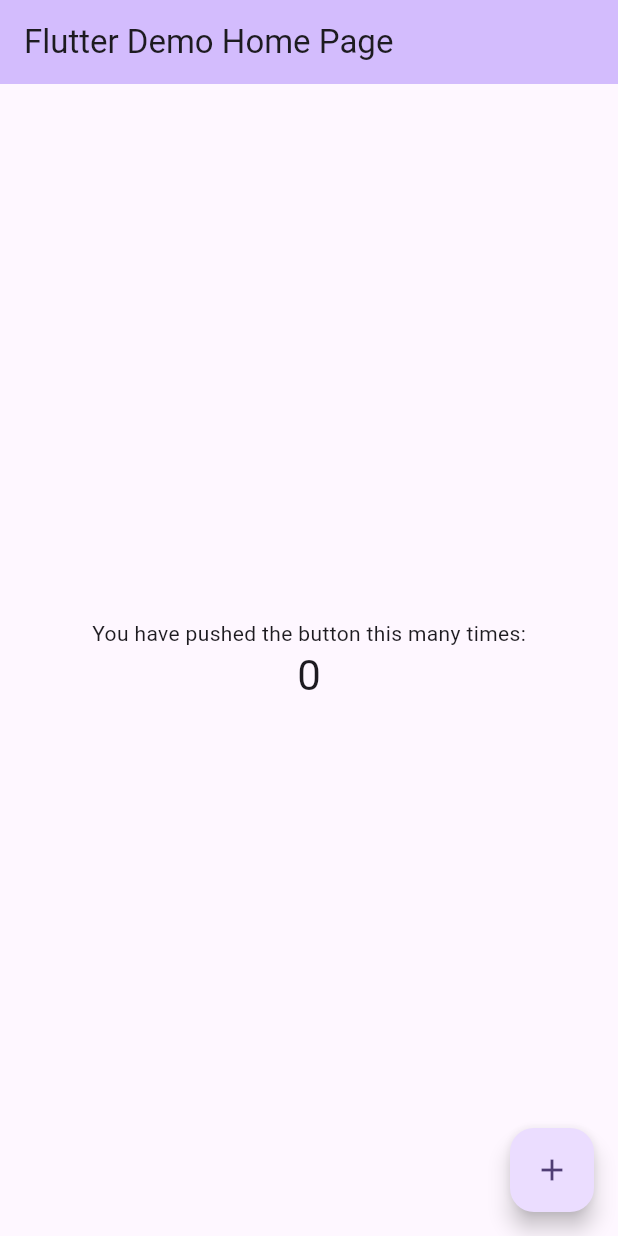
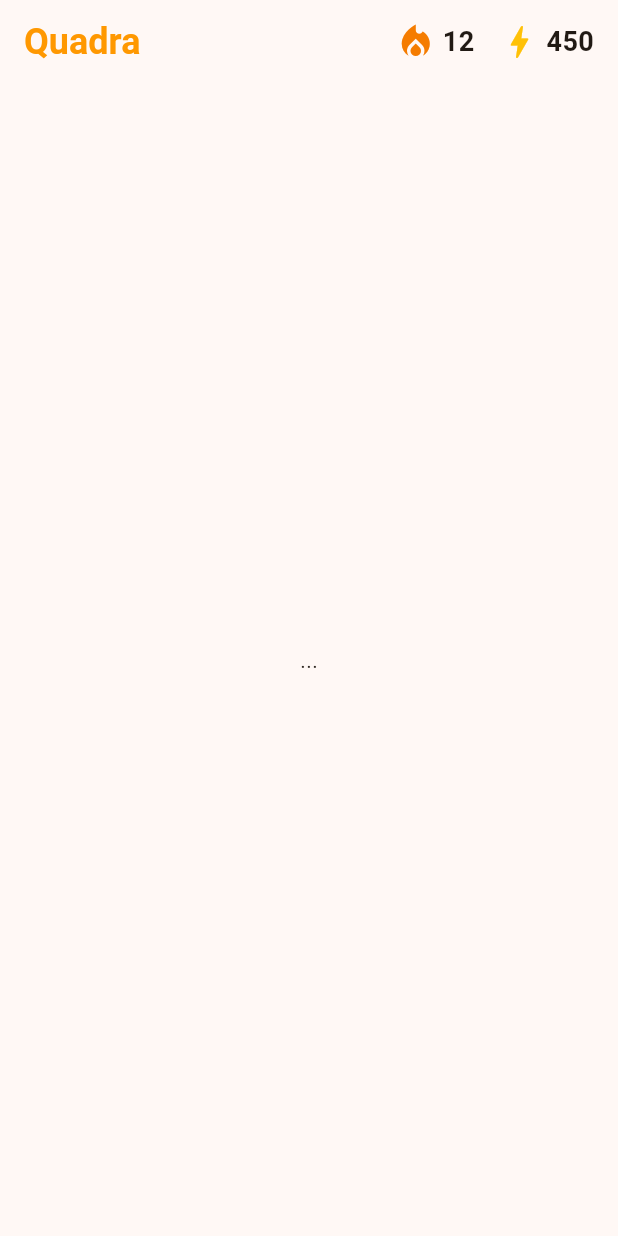
Before and after one commit to Ransley77/UTS-MobileProgramming, a Flutter app: the screen it shows after launch, on a phone screen of 412 x 824 dp. Run offline on Flutter 3.47's test engine with Material 3 defaults, Android fonts, the phone set to English and light mode, and no system bars.

Commit message:
inisialisasi tema berwarna orange, memberi nama aplikasi dan menambahkan widget streak dan xp

```diff
--- a/lib/main.dart
+++ b/lib/main.dart
@@ -1,4 +1,5 @@
 import 'package:flutter/material.dart';
+import 'screens/home_screen.dart';
 
 void main() {
   runApp(const MyApp());
@@ -7,116 +8,16 @@ void main() {
 class MyApp extends StatelessWidget {
   const MyApp({super.key});
 
-  // This widget is the root of your application.
   @override
   Widget build(BuildContext context) {
     return MaterialApp(
-      title: 'Flutter Demo',
+      title: 'Quadra',
+      debugShowCheckedModeBanner: false,
       theme: ThemeData(
-        // This is the theme of your application.
-        //
-        // TRY THIS: Try running your application with "flutter run". You'll see
-        // the application has a purple toolbar. Then, without quitting the app,
-        // try changing the seedColor in the colorScheme below to Colors.green
-        // and then invoke "hot reload" (save your changes or press the "hot
-        // reload" button in a Flutter-supported IDE, or press "r" if you used
-        // the command line to start the app).
-        //
-        // Notice that the counter didn't reset back to zero; the application
-        // state is not lost during the reload. To reset the state, use hot
-        // restart instead.
-        //
-        // This works for code too, not just values: Most code changes can be
-        // tested with just a hot reload.
-        colorScheme: .fromSeed(seedColor: Colors.deepPurple),
+        colorScheme: ColorScheme.fromSeed(seedColor: Colors.orange),
+        useMaterial3: true,
       ),
-      home: const MyHomePage(title: 'Flutter Demo Home Page'),
+      home: const HomeScreen(),
     );
   }
 }
-
-class MyHomePage extends StatefulWidget {
-  const MyHomePage({super.key, required this.title});
-
-  // This widget is the home page of your application. It is stateful, meaning
-  // that it has a State object (defined below) that contains fields that affect
-  // how it looks.
-
-  // This class is the configuration for the state. It holds the values (in this
-  // case the title) provided by the parent (in this case the App widget) and
-  // used by the build method of the State. Fields in a Widget subclass are
-  // always marked "final".
-
-  final String title;
-
-  @override
-  State<MyHomePage> createState() => _MyHomePageState();
-}
-
-class _MyHomePageState extends State<MyHomePage> {
-  int _counter = 0;
-
-  void _incrementCounter() {
-    setState(() {
-      // This call to setState tells the Flutter framework that something has
-      // changed in this State, which causes it to rerun the build method below
-      // so that the display can reflect the updated values. If we changed
-      // _counter without calling setState(), then the build method would not be
-      // called again, and so nothing would appear to happen.
-      _counter++;
-    });
-  }
-
-  @override
-  Widget build(BuildContext context) {
-    // This method is rerun every time setState is called, for instance as done
-    // by the _incrementCounter method above.
-    //
-    // The Flutter framework has been optimized to make rerunning build methods
-    // fast, so that you can just rebuild anything that needs updating rather
-    // than having to individually change instances of widgets.
-    return Scaffold(
-      appBar: AppBar(
-        // TRY THIS: Try changing the color here to a specific color (to
-        // Colors.amber, perhaps?) and trigger a hot reload to see the AppBar
-        // change color while the other colors stay the same.
-        backgroundColor: Theme.of(context).colorScheme.inversePrimary,
-        // Here we take the value from the MyHomePage object that was created by
-        // the App.build method, and use it to set our appbar title.
-        title: Text(widget.title),
-      ),
-      body: Center(
-        // Center is a layout widget. It takes a single child and positions it
-        // in the middle of the parent.
-        child: Column(
-          // Column is also a layout widget. It takes a list of children and
-          // arranges them vertically. By default, it sizes itself to fit its
-          // children horizontally, and tries to be as tall as its parent.
-          //
-          // Column has various properties to control how it sizes itself and
-          // how it positions its children. Here we use mainAxisAlignment to
-          // center the children vertically; the main axis here is the vertical
-          // axis because Columns are vertical (the cross axis would be
-          // horizontal).
-          //
-          // TRY THIS: Invoke "debug painting" (choose the "Toggle Debug Paint"
-          // action in the IDE, or press "p" in the console), to see the
-          // wireframe for each widget.
-          mainAxisAlignment: .center,
-          children: [
-            const Text('You have pushed the button this many times:'),
-            Text(
-              '$_counter',
-              style: Theme.of(context).textTheme.headlineMedium,
-            ),
-          ],
-        ),
-      ),
-      floatingActionButton: FloatingActionButton(
-        onPressed: _incrementCounter,
-        tooltip: 'Increment',
-        child: const Icon(Icons.add),
-      ),
-    );
-  }
-}
--- /dev/null
+++ b/lib/screens/home_screen.dart
@@ -0,0 +1,32 @@
+import 'package:flutter/material.dart';
+import '../widgets/streak_card.dart';
+import '../widgets/xp_card.dart';
+
+class HomeScreen extends StatelessWidget {
+  const HomeScreen({super.key});
+
+  @override
+  Widget build(BuildContext context) {
+    return Scaffold(
+      appBar: AppBar(
+        title: const Text(
+          'Quadra',
+        style: TextStyle(
+          fontWeight: FontWeight.bold,
+          fontSize: 24,
+          color: Colors.orange,
+          ),
+        ),
+        actions: const [
+          StreakCard(),
+          SizedBox(width: 16),
+          XPCard(),
+          SizedBox(width: 16),
+        ],
+      ),
+      body: const Center(
+        child: Text('...'),
+      ),
+    );
+  }
+}
--- /dev/null
+++ b/lib/widgets/streak_card.dart
@@ -0,0 +1,19 @@
+import 'package:flutter/material.dart';
+
+class StreakCard extends StatelessWidget {
+  const StreakCard({super.key});
+
+  @override
+  Widget build(BuildContext context) {
+    return Row(
+      children: [
+        Icon(Icons.local_fire_department, color: Colors.orange[700], size: 28),
+        const SizedBox(width: 4),
+        const Text(
+          '12',
+          style: TextStyle(fontWeight: FontWeight.bold, fontSize: 18),
+        ),
+      ],
+    );
+  }
+}
--- /dev/null
+++ b/lib/widgets/xp_card.dart
@@ -0,0 +1,19 @@
+import 'package:flutter/material.dart';
+
+class XPCard extends StatelessWidget {
+  const XPCard({super.key});
+
+  @override
+  Widget build(BuildContext context) {
+    return const Row(
+      children: [
+        Icon(Icons.bolt, color: Colors.amber, size: 28),
+        SizedBox(width: 4),
+        Text(
+          '450',
+          style: TextStyle(fontWeight: FontWeight.bold, fontSize: 18),
+        ),
+      ],
+    );
+  }
+}
```
